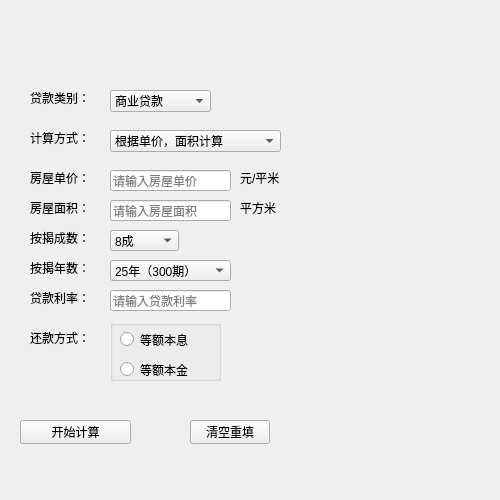
Above: mainwindow.ui from like-eat/demo before the change. Below: the same form after it.
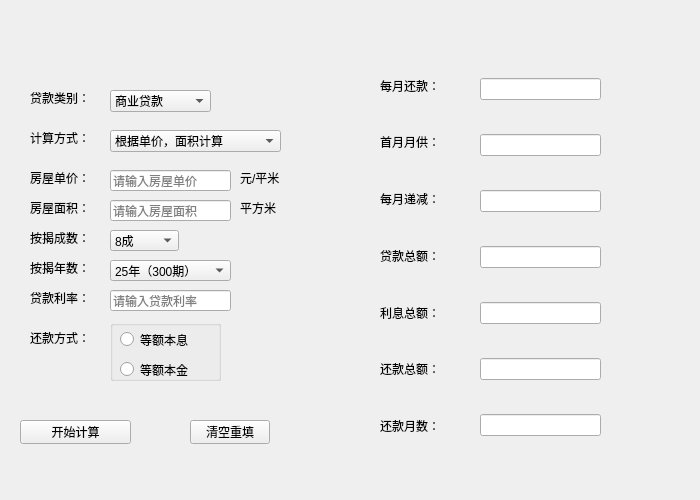
That is the form after the change.

```diff
--- a/mainwindow.ui
+++ b/mainwindow.ui
@@ -6,19 +6,19 @@
    <rect>
     <x>0</x>
     <y>0</y>
-    <width>500</width>
+    <width>700</width>
     <height>500</height>
    </rect>
   </property>
   <property name="minimumSize">
    <size>
-    <width>500</width>
+    <width>700</width>
     <height>500</height>
    </size>
   </property>
   <property name="maximumSize">
    <size>
-    <width>500</width>
+    <width>700</width>
     <height>500</height>
    </size>
   </property>
@@ -34,8 +34,8 @@
      <rect>
       <x>20</x>
       <y>20</y>
-      <width>421</width>
-      <height>451</height>
+      <width>651</width>
+      <height>491</height>
      </rect>
     </property>
     <property name="styleSheet">
@@ -537,6 +537,100 @@
        </property>
       </item>
      </widget>
+     <widget class="QWidget" name="widget_3" native="true">
+      <property name="geometry">
+       <rect>
+        <x>360</x>
+        <y>40</y>
+        <width>93</width>
+        <height>391</height>
+       </rect>
+      </property>
+      <layout class="QVBoxLayout" name="verticalLayout_3">
+       <item>
+        <widget class="QLabel" name="label_24">
+         <property name="text">
+          <string>每月还款：</string>
+         </property>
+        </widget>
+       </item>
+       <item>
+        <widget class="QLabel" name="label_29">
+         <property name="text">
+          <string>首月月供：</string>
+         </property>
+        </widget>
+       </item>
+       <item>
+        <widget class="QLabel" name="label_30">
+         <property name="text">
+          <string>每月递减：</string>
+         </property>
+        </widget>
+       </item>
+       <item>
+        <widget class="QLabel" name="label_25">
+         <property name="text">
+          <string>贷款总额：</string>
+         </property>
+        </widget>
+       </item>
+       <item>
+        <widget class="QLabel" name="label_26">
+         <property name="text">
+          <string>利息总额：</string>
+         </property>
+        </widget>
+       </item>
+       <item>
+        <widget class="QLabel" name="label_27">
+         <property name="text">
+          <string>还款总额：</string>
+         </property>
+        </widget>
+       </item>
+       <item>
+        <widget class="QLabel" name="label_28">
+         <property name="text">
+          <string>还款月数：</string>
+         </property>
+        </widget>
+       </item>
+      </layout>
+     </widget>
+     <widget class="QWidget" name="widget_4" native="true">
+      <property name="geometry">
+       <rect>
+        <x>460</x>
+        <y>30</y>
+        <width>121</width>
+        <height>421</height>
+       </rect>
+      </property>
+      <layout class="QVBoxLayout" name="verticalLayout_4">
+       <item>
+        <widget class="QLineEdit" name="lineEdit_10"/>
+       </item>
+       <item>
+        <widget class="QLineEdit" name="lineEdit_11"/>
+       </item>
+       <item>
+        <widget class="QLineEdit" name="lineEdit_12"/>
+       </item>
+       <item>
+        <widget class="QLineEdit" name="lineEdit_13"/>
+       </item>
+       <item>
+        <widget class="QLineEdit" name="lineEdit_14"/>
+       </item>
+       <item>
+        <widget class="QLineEdit" name="lineEdit_15"/>
+       </item>
+       <item>
+        <widget class="QLineEdit" name="lineEdit_16"/>
+       </item>
+      </layout>
+     </widget>
     </widget>
     <widget class="QWidget" name="page_4">
      <widget class="QLineEdit" name="lineEdit">
```
Left out of the diff: 164 changed lines with no effect on the pictures.
